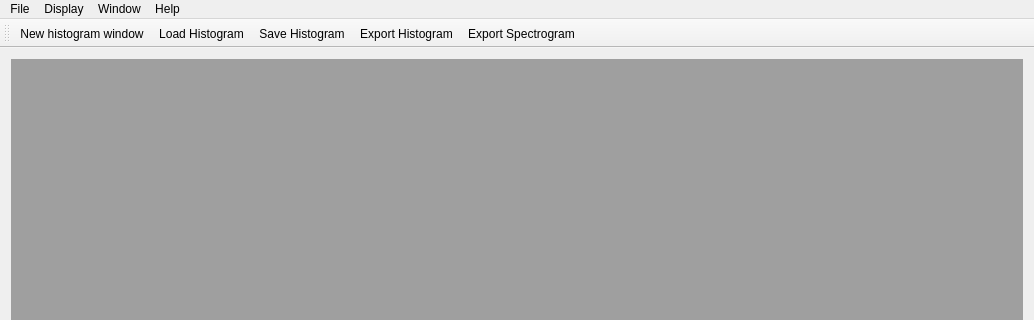
flueke/mvme, file mvme.ui: the form before one commit; both pictures show x 0 to 1034 and y 0 to 320 of the 1034 by 707 pixel window.
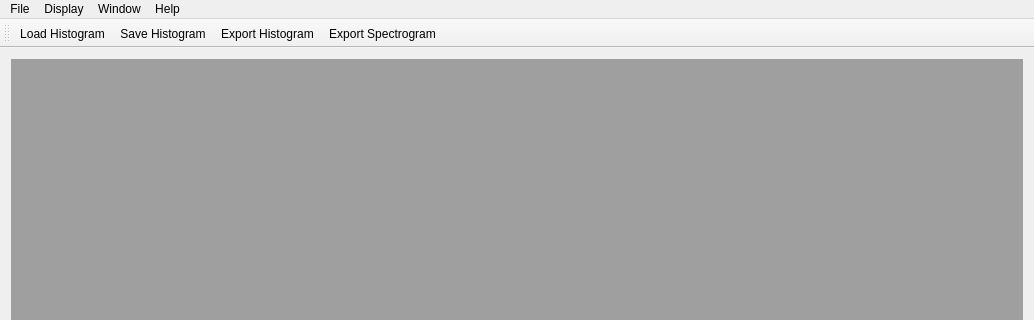
The form after the commit.

The edit to the form file:
```diff
--- a/mvme.ui
+++ b/mvme.ui
@@ -80,7 +80,6 @@
    <attribute name="toolBarBreak">
     <bool>false</bool>
    </attribute>
-   <addaction name="actionOpenNewHistogram"/>
    <addaction name="actionLoad_Histogram"/>
    <addaction name="actionSave_Histogram"/>
    <addaction name="actionExport_Histogram"/>
@@ -108,11 +107,6 @@
     <string>Close</string>
    </property>
   </action>
-  <action name="actionOpenNewHistogram">
-   <property name="text">
-    <string>New histogram window</string>
-   </property>
-  </action>
   <action name="actionSave_Histogram">
    <property name="text">
     <string>Save Histogram</string>
```
Left out of the diff: 22 changed lines with no effect on the pictures.
